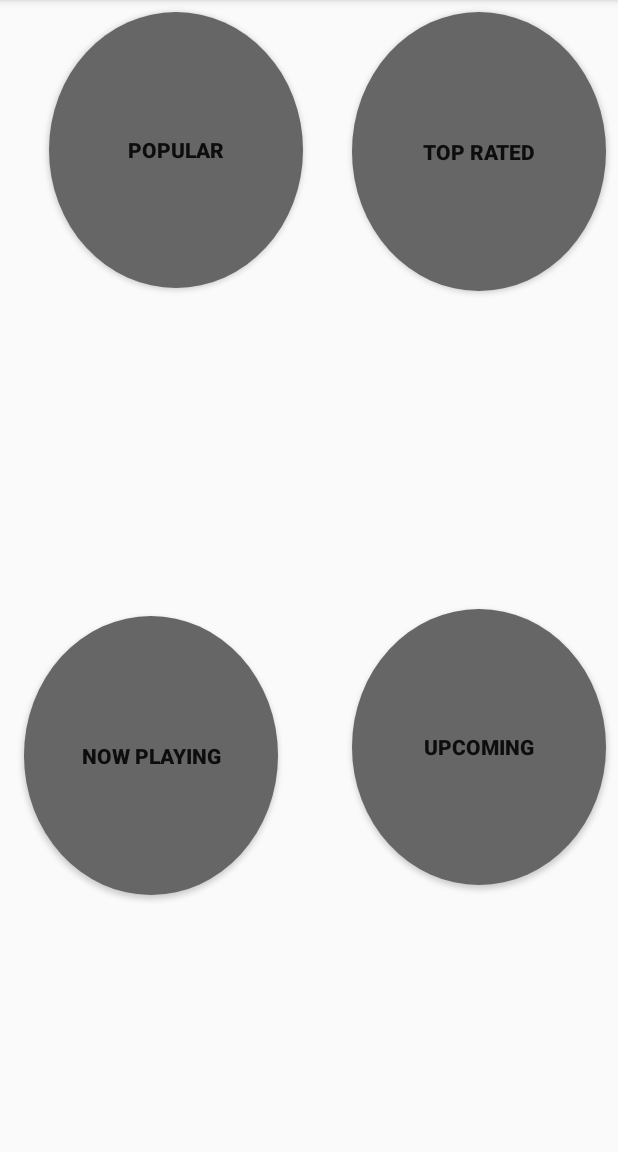
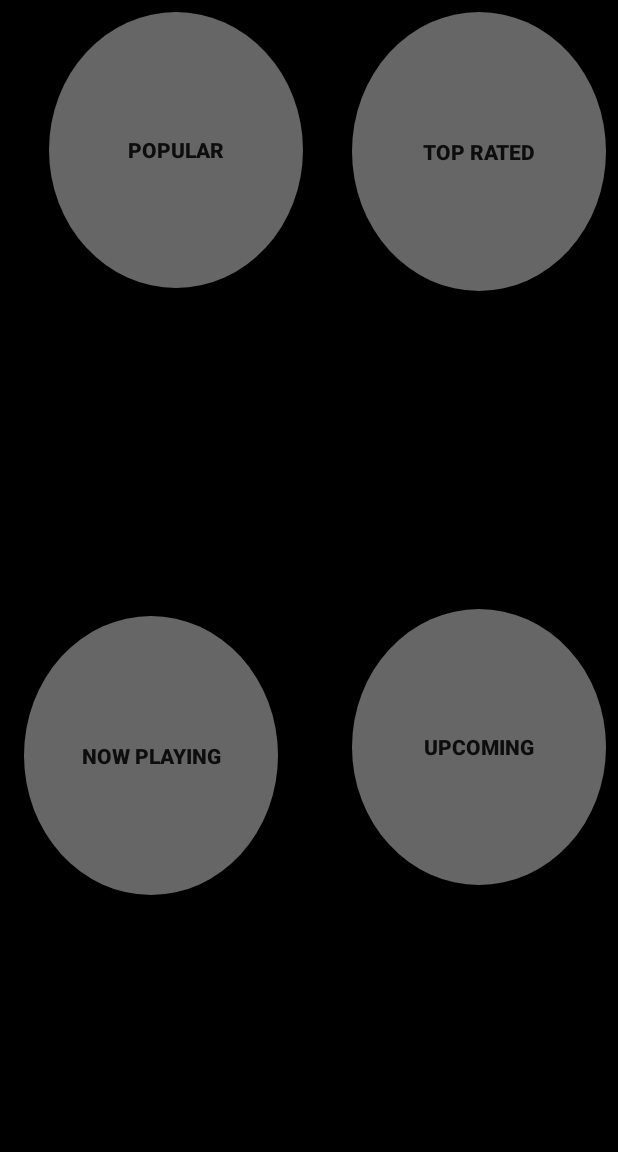
Before and after one commit to Darnell10/MovieApp2, an Android app: the screen it shows after launch (MainActivity), on a phone screen of 412 x 824 dp, the part 84-1236 px from its top. Run offline under Robolectric (Android 15) with nearby library versions, the phone set to English and light mode, and no system bars; our stand-ins replace ButterKnife.

Commit message:
cleaned up un used code

```diff
--- a/app/src/main/java/com/example/d/movieapp2/ui/MainActivity.java
+++ b/app/src/main/java/com/example/d/movieapp2/ui/MainActivity.java
@@ -14,38 +14,26 @@ import butterknife.ButterKnife;
 public class MainActivity extends AppCompatActivity {
 
 
-    private Button popularButton;
-    private Button topRated;
-    private Button upComing;
-    private Button nowPlaying;
+    @BindView(R.id.popular_button)
+    Button popularButton;
 
+    @BindView(R.id.top_rated)
+    Button topRated;
 
-//    @BindView(R.id.popular_button)
-//    Button popularButton;
-//
-//    @BindView(R.id.top_rated)
-//    Button topRated;
-//
-//    @BindView(R.id.upcoming_movies)
-//    Button upComing;
-//
-//    @BindView(R.id.now_playing_button)
-//    Button nowPlaying;
+    @BindView(R.id.upcoming_movies)
+    Button upComing;
+
+    @BindView(R.id.now_playing_button)
+    Button nowPlaying;
 
 
     @Override
     protected void onCreate(Bundle savedInstanceState) {
         super.onCreate(savedInstanceState);
         setContentView(R.layout.activity_main);
-        //ButterKnife.bind(this);
+        ButterKnife.bind(this);
 
-        popularButton = findViewById(R.id.popular_button);
 
-        topRated = findViewById(R.id.top_rated);
-
-        upComing = findViewById(R.id.upcoming_movies);
-
-        nowPlaying = findViewById(R.id.now_playing_button);
         popButton();
 
         topButton();
--- a/app/src/main/res/layout/activity_main.xml
+++ b/app/src/main/res/layout/activity_main.xml
@@ -4,6 +4,7 @@
     xmlns:tools="http://schemas.android.com/tools"
     android:layout_width="match_parent"
     android:layout_height="match_parent"
+    android:background="#000000"
     tools:context=".ui.MainActivity">
 
     <Button
@@ -15,7 +16,7 @@
         android:layout_marginTop="8dp"
         android:background="@drawable/round_popular_button"
         android:padding="15dp"
-        android:text="Popular"
+        android:text="@string/popular"
         android:textStyle="bold"
         app:layout_constraintEnd_toStartOf="@+id/top_rated"
         app:layout_constraintHorizontal_chainStyle="spread_inside"
@@ -30,7 +31,7 @@
         android:layout_marginStart="8dp"
         android:layout_marginTop="8dp"
         android:background="@drawable/round_popular_button"
-        android:text="Top Rated"
+        android:text="@string/top_rated"
         android:textStyle="bold"
         app:layout_constraintEnd_toEndOf="parent"
         app:layout_constraintHorizontal_bias="0.9"
@@ -46,7 +47,7 @@
         android:layout_marginStart="16dp"
         android:layout_marginTop="8dp"
         android:background="@drawable/round_popular_button"
-        android:text="Now Playing"
+        android:text="@string/now_playing"
         android:textStyle="bold"
         app:layout_constraintBottom_toBottomOf="parent"
         app:layout_constraintStart_toStartOf="parent"
@@ -62,7 +63,7 @@
         android:layout_marginStart="8dp"
         android:layout_marginTop="8dp"
         android:background="@drawable/round_popular_button"
-        android:text="Upcoming"
+        android:text="@string/upcoming"
         android:textStyle="bold"
         app:layout_constraintBottom_toBottomOf="parent"
         app:layout_constraintEnd_toEndOf="parent"
--- a/app/src/main/res/layout/activity_popular.xml
+++ b/app/src/main/res/layout/activity_popular.xml
@@ -2,8 +2,7 @@
 <android.support.constraint.ConstraintLayout xmlns:android="http://schemas.android.com/apk/res/android"
     xmlns:app="http://schemas.android.com/apk/res-auto"
     android:layout_width="match_parent"
-    android:layout_height="match_parent"
-    android:background="#000000">
+    android:layout_height="match_parent">
 
 
     <android.support.v7.widget.RecyclerView
--- a/app/src/main/res/values/strings.xml
+++ b/app/src/main/res/values/strings.xml
@@ -3,4 +3,8 @@
     <string name="movie_app">Movie App</string>
     <string name="title">Title</string>
     <string name="release_date">Release date</string>
+    <string name="popular">Popular</string>
+    <string name="top_rated">Top Rated</string>
+    <string name="now_playing">Now Playing</string>
+    <string name="upcoming">Upcoming</string>
 </resources>
```
